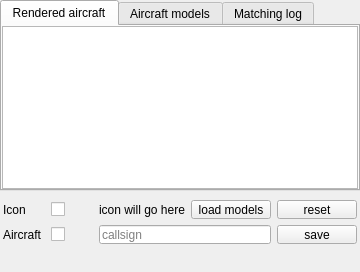
Old version of the form src/blackgui/components/mappingcomponent.ui in the repository swift-project/pilotclient.
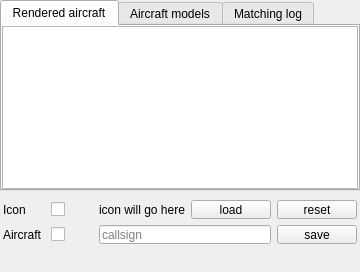
New version of the form. Custom widgets are drawn as their Qt base class.

Commit message: Minor unrelated adjustments

Patch:
```diff
--- a/src/blackgui/components/mappingcomponent.ui
+++ b/src/blackgui/components/mappingcomponent.ui
@@ -223,9 +223,12 @@
       </item>
       <item row="0" column="4">
        <widget class="QPushButton" name="pb_LoadModels">
-        <property name="text">
+        <property name="toolTip">
          <string>load models</string>
         </property>
+        <property name="text">
+         <string>load</string>
+        </property>
        </widget>
       </item>
       <item row="1" column="2" colspan="3">
```
The commit also changes 2 other files.
